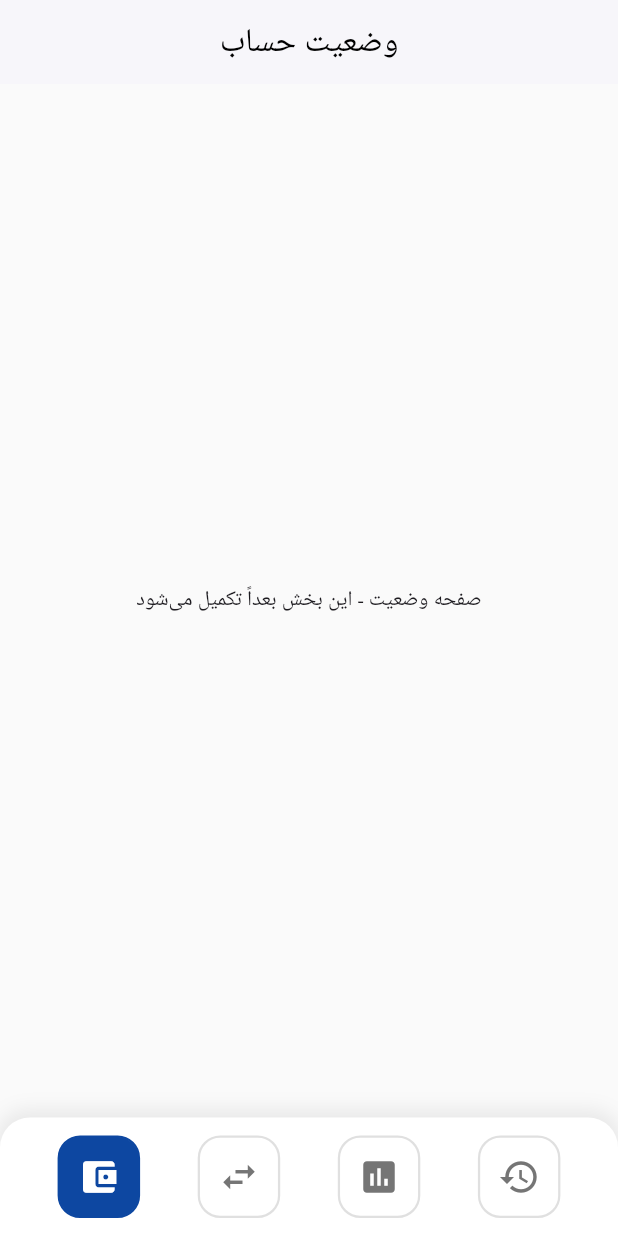
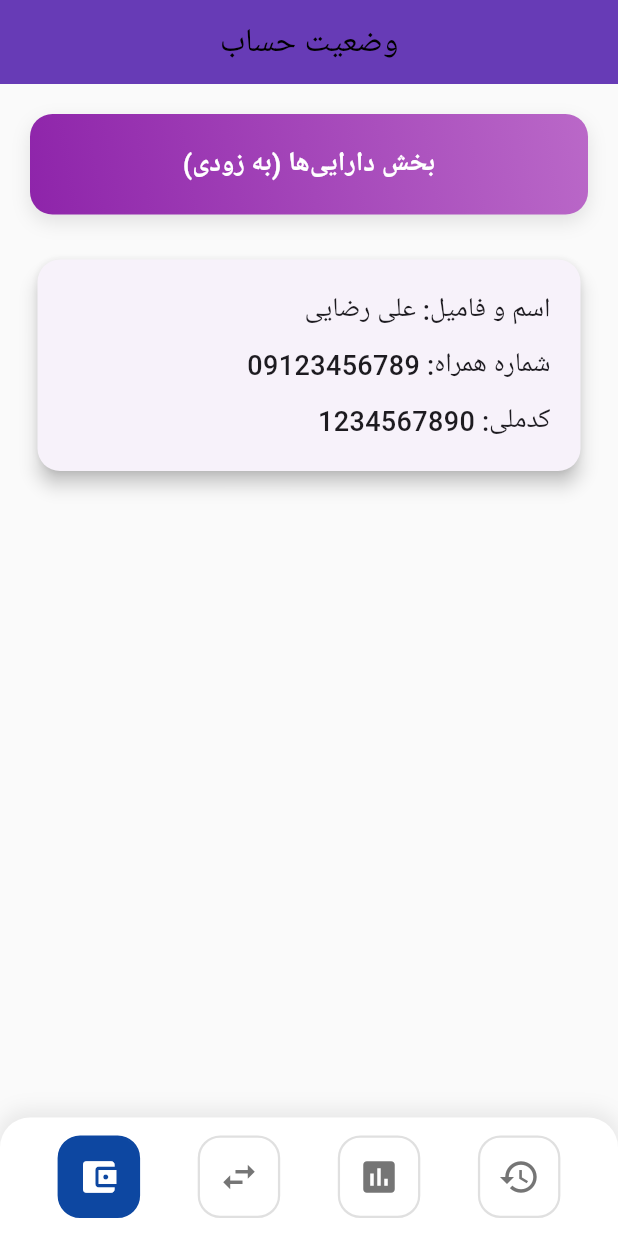
Before and after one commit to rulingcode/damajbank, a Flutter app: the screen it shows after launch, on a phone screen of 412 x 824 dp. Run offline on Flutter 3.47's test engine with Material 3 defaults, Android fonts, the phone set to English and light mode, and no system bars; Roboto replaces fonts that are missing (Vazir).

Commit message:
طرح اولیه بخش وضعیت

```diff
--- a/lib/StatusPage.dart
+++ b/lib/StatusPage.dart
@@ -5,13 +5,92 @@ class StatusPage extends StatelessWidget {
 
   @override
   Widget build(BuildContext context) {
-    return Scaffold(
-      appBar: AppBar(
-        title: const Text('وضعیت حساب'),
-        centerTitle: true,
-      ),
-      body: const Center(
-        child: Text('صفحه وضعیت - این بخش بعداً تکمیل می‌شود'),
+    return Directionality( // برای رعایت جهت راست به چپ
+      textDirection: TextDirection.rtl,
+      child: Scaffold(
+        appBar: AppBar(
+          title: const Text('وضعیت حساب'),
+          centerTitle: true,
+          backgroundColor: Colors.deepPurple,
+        ),
+        body: SingleChildScrollView(
+          child: Padding(
+            padding: const EdgeInsets.all(20.0),
+            child: Column(
+              crossAxisAlignment: CrossAxisAlignment.stretch,
+              children: [
+                // جعبه دارایی‌ها با طراحی زیبا
+                Container(
+                  padding: const EdgeInsets.all(20.0),
+                  decoration: BoxDecoration(
+                    gradient: LinearGradient(
+                      colors: [Colors.purple.shade300, Colors.purple.shade600],
+                      begin: Alignment.topRight,
+                      end: Alignment.bottomLeft,
+                    ),
+                    borderRadius: BorderRadius.circular(15.0),
+                    boxShadow: [
+                      BoxShadow(
+                        color: Colors.black.withOpacity(0.1),
+                        blurRadius: 10,
+                        offset: const Offset(0, 5),
+                      )
+                    ],
+                  ),
+                  child: const Text(
+                    'بخش دارایی‌ها (به زودی)',
+                    style: TextStyle(
+                      fontSize: 18,
+                      fontWeight: FontWeight.bold,
+                      color: Colors.white,
+                    ),
+                    textAlign: TextAlign.center,
+                  ),
+                ),
+                const SizedBox(height: 30),
+                // کارت نمایش اطلاعات کاربر
+                Card(
+                  shape: RoundedRectangleBorder(
+                    borderRadius: BorderRadius.circular(15.0),
+                  ),
+                  elevation: 5,
+                  margin: const EdgeInsets.symmetric(horizontal: 5),
+                  child: Padding(
+                    padding: const EdgeInsets.all(20.0),
+                    child: Column(
+                      crossAxisAlignment: CrossAxisAlignment.start,
+                      children: const [
+                        Text(
+                          'اسم و فامیل: علی رضایی',
+                          style: TextStyle(
+                            fontSize: 18,
+                            fontWeight: FontWeight.w500,
+                          ),
+                        ),
+                        SizedBox(height: 10),
+                        Text(
+                          'شماره همراه: 09123456789',
+                          style: TextStyle(
+                            fontSize: 18,
+                            fontWeight: FontWeight.w500,
+                          ),
+                        ),
+                        SizedBox(height: 10),
+                        Text(
+                          'کدملی: 1234567890',
+                          style: TextStyle(
+                            fontSize: 18,
+                            fontWeight: FontWeight.w500,
+                          ),
+                        ),
+                      ],
+                    ),
+                  ),
+                ),
+              ],
+            ),
+          ),
+        ),
       ),
     );
   }
```
